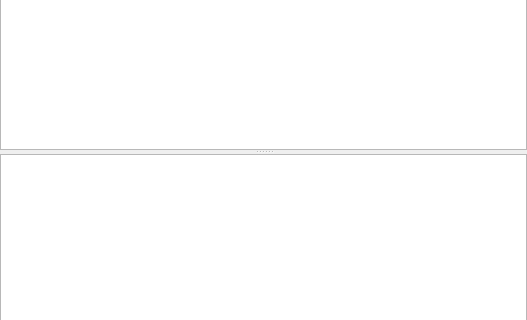
The window that src/airunner/widgets/stats/templates/stats.ui (Capsize-Games/airunner) describes before a commit, drawn with Qt 5; both pictures show x 0 to 527 and y 180 to 500 of the 527 by 664 pixel window.
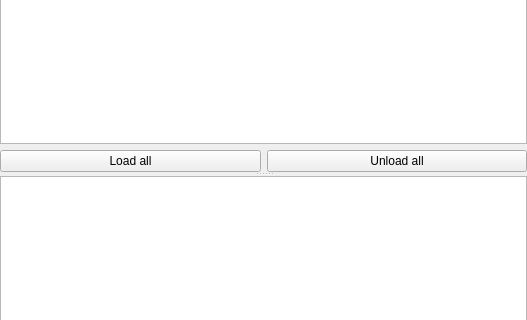
The same window after the commit.

```diff
--- a/src/airunner/widgets/stats/templates/stats.ui
+++ b/src/airunner/widgets/stats/templates/stats.ui
@@ -13,7 +13,7 @@
   <property name="windowTitle">
    <string>Form</string>
   </property>
-  <layout class="QGridLayout" name="gridLayout">
+  <layout class="QGridLayout" name="gridLayout_2">
    <property name="leftMargin">
     <number>0</number>
    </property>
@@ -31,7 +31,39 @@
      <property name="orientation">
       <enum>Qt::Orientation::Vertical</enum>
      </property>
-     <widget class="QTableWidget" name="model_stats"/>
+     <widget class="QWidget" name="widget" native="true">
+      <layout class="QGridLayout" name="gridLayout">
+       <property name="leftMargin">
+        <number>0</number>
+       </property>
+       <property name="topMargin">
+        <number>0</number>
+       </property>
+       <property name="rightMargin">
+        <number>0</number>
+       </property>
+       <property name="bottomMargin">
+        <number>0</number>
+       </property>
+       <item row="0" column="0" colspan="2">
+        <widget class="QTableWidget" name="model_stats"/>
+       </item>
+       <item row="1" column="0">
+        <widget class="QPushButton" name="pushButton">
+         <property name="text">
+          <string>Load all</string>
+         </property>
+        </widget>
+       </item>
+       <item row="1" column="1">
+        <widget class="QPushButton" name="pushButton_2">
+         <property name="text">
+          <string>Unload all</string>
+         </property>
+        </widget>
+       </item>
+      </layout>
+     </widget>
      <widget class="QTextEdit" name="console"/>
     </widget>
    </item>
```
Left out of the diff: 39 changed lines with no effect on the pictures.
